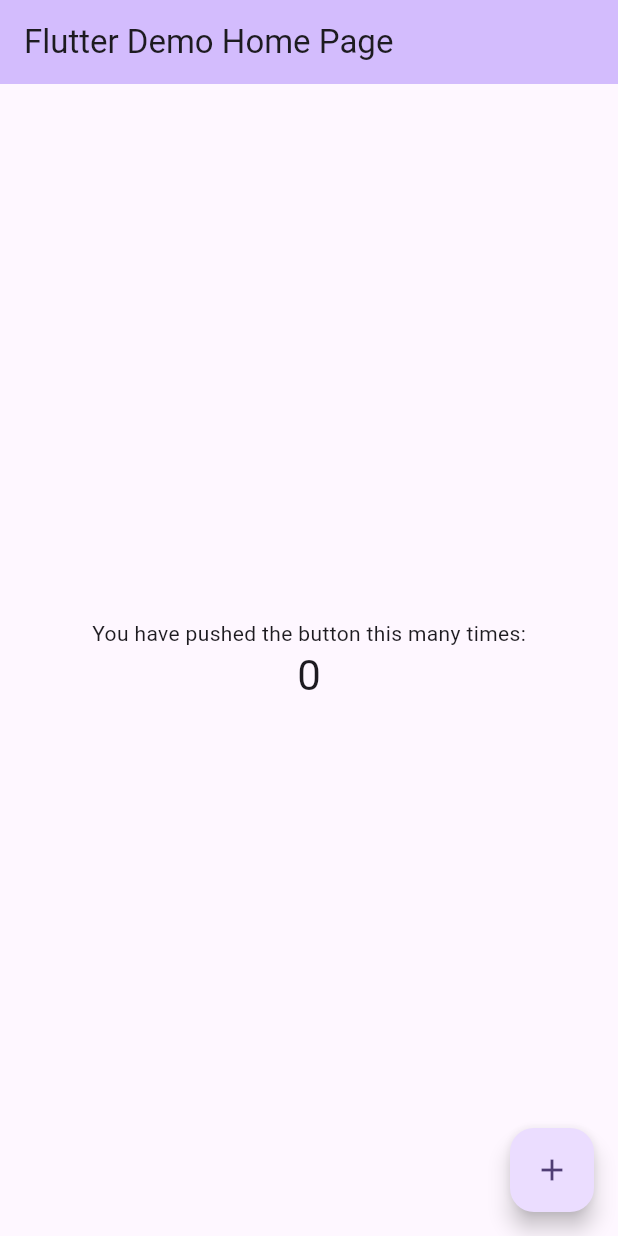
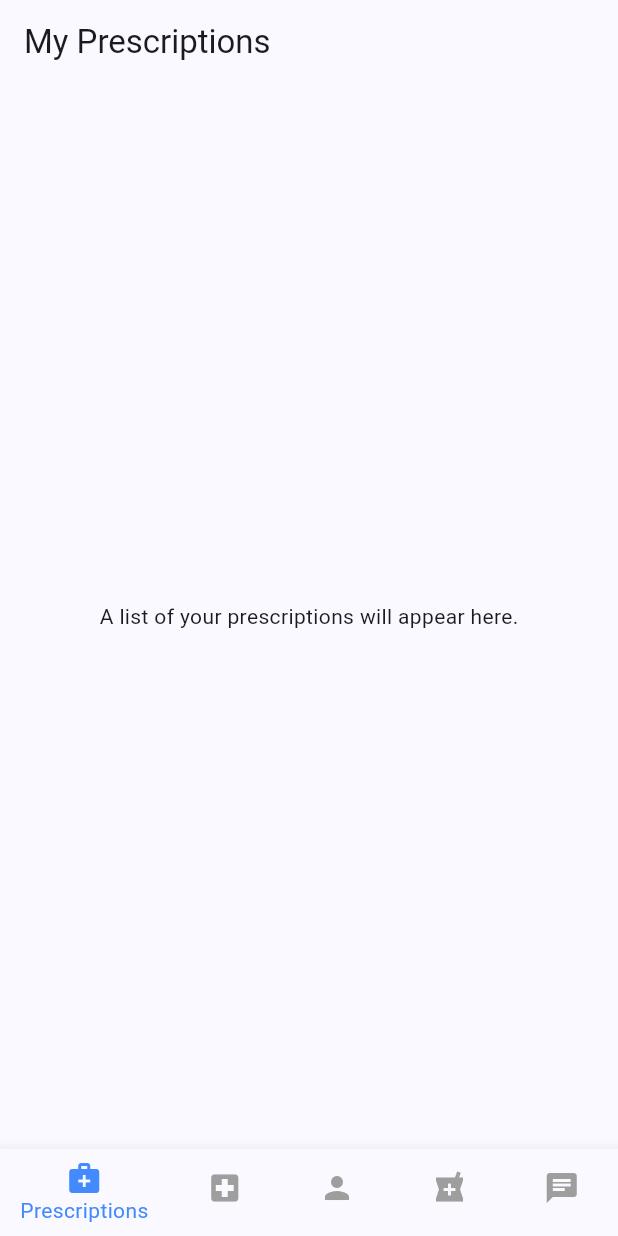
Before and after one commit to could-ai/019ae450-5f92-7607-b99e-f642b3bfbedf, a Flutter app: the screen it shows after launch, on a phone screen of 412 x 824 dp. Run offline on Flutter 3.47's test engine with Material 3 defaults, Android fonts, the phone set to English and light mode, and no system bars.

Commit message:
I have updated the main.dart file to establish the foundation of our medical application. I've replaced the default counter app with a new structure, setting the initial route to a new HomeScreen that I will create next. The theme has been updated to a professional blue color scheme suitable for a medical app. This provides a clean starting point for adding the various features you've requested.; I have created the main HomeScreen for the application. This screen serves as the central navigation hub and features a BottomNavigationBar to switch between the five core sections: Prescriptions, Hospitals, Doctors, Pharmacies, and the AI Chatbot. This structure provides an intuitive user experience and a solid foundation for building out each feature. I will now create the placeholder screens for each of these sections.; This new file creates a dedicated screen for displaying the user's prescriptions. For now, it's a simple placeholder with a title and a message indicating where the prescription list will be. This modular approach allows us to build out the prescription functionality independently without cluttering the main screen.; I've created a new screen to display a list of nearby hospitals. This is currently a placeholder, but it establishes the dedicated UI for the hospital-finding feature. Having a separate screen for this makes the codebase cleaner and easier to manage as we add more complex functionality, like map integration or search capabilities.; This file introduces a new screen for displaying suggested doctors. While it's a placeholder for now, it creates a dedicated space for the doctor-finding feature. This approach keeps the code organized and allows us to focus on building out the doctor-related functionality, such as profiles and appointment booking, in a modular way.; I've added a new screen to show nearby pharmacies. This is a placeholder for now, but it sets up the dedicated UI for the pharmacy locator feature. By creating a separate screen, we can easily expand on this later with features like pharmacy details, hours, and directions, keeping the codebase clean and well-structured.; This new file creates the screen for the AI Chatbot. For now, it's a placeholder, but it establishes the dedicated space where we will build the chat interface. This modular design allows us to develop the chatbot's functionality, including message handling and API integration, without affecting other parts of the app.

```diff
--- a/usr/lib/main.dart
+++ b/usr/lib/main.dart
@@ -1,4 +1,5 @@
 import 'package:flutter/material.dart';
+import 'screens/home_screen.dart';
 
 void main() {
   runApp(const MyApp());
@@ -7,117 +8,20 @@ void main() {
 class MyApp extends StatelessWidget {
   const MyApp({super.key});
 
-  // This widget is the root of your application.
   @override
   Widget build(BuildContext context) {
     return MaterialApp(
-      title: 'Flutter Demo',
+      title: 'Medical App',
       debugShowCheckedModeBanner: false,
       theme: ThemeData(
-        // This is the theme of your application.
-        //
-        // TRY THIS: Try running your application with "flutter run". You'll see
-        // the application has a purple toolbar. Then, without quitting the app,
-        // try changing the seedColor in the colorScheme below to Colors.green
-        // and then invoke "hot reload" (save your changes or press the "hot
-        // reload" button in a Flutter-supported IDE, or press "r" if you used
-        // the command line to start the app).
-        //
-        // Notice that the counter didn't reset back to zero; the application
-        // state is not lost during the reload. To reset the state, use hot
-        // restart instead.
-        //
-        // This works for code too, not just values: Most code changes can be
-        // tested with just a hot reload.
-        colorScheme: ColorScheme.fromSeed(seedColor: Colors.deepPurple),
+        primarySwatch: Colors.blue,
+        visualDensity: VisualDensity.adaptivePlatformDensity,
+        colorScheme: ColorScheme.fromSeed(seedColor: Colors.blueAccent),
       ),
       initialRoute: '/',
       routes: {
-        '/': (context) => const MyHomePage(title: 'Flutter Demo Home Page'),
+        '/': (context) => const HomeScreen(),
       },
     );
   }
 }
-
-class MyHomePage extends StatefulWidget {
-  const MyHomePage({super.key, required this.title});
-
-  // This widget is the home page of your application. It is stateful, meaning
-  // that it has a State object (defined below) that contains fields that affect
-  // how it looks.
-
-  // This class is the configuration for the state. It holds the values (in this
-  // case the title) provided by the parent (in this case the App widget) and
-  // used by the build method of the State. Fields in a Widget subclass are
-  // always marked "final".
-
-  final String title;
-
-  @override
-  State<MyHomePage> createState() => _MyHomePageState();
-}
-
-class _MyHomePageState extends State<MyHomePage> {
-  int _counter = 0;
-
-  void _incrementCounter() {
-    setState(() {
-      // This call to setState tells the Flutter framework that something has
-      // changed in this State, which causes it to rerun the build method below
-      // so that the display can reflect the updated values. If we changed
-      // _counter without calling setState(), then the build method would not be
-      // called again, and so nothing would appear to happen.
-      _counter++;
-    });
-  }
-
-  @override
-  Widget build(BuildContext context) {
-    // This method is rerun every time setState is called, for instance as done
-    // by the _incrementCounter method above.
-    //
-    // The Flutter framework has been optimized to make rerunning build methods
-    // fast, so that you can just rebuild anything that needs updating rather
-    // than having to individually change instances of widgets.
-    return Scaffold(
-      appBar: AppBar(
-        // TRY THIS: Try changing the color here to a specific color (to
-        // Colors.amber, perhaps?) and trigger a hot reload to see the AppBar
-        // change color while the other colors stay the same.
-        backgroundColor: Theme.of(context).colorScheme.inversePrimary,
-        // Here we take the value from the MyHomePage object that was created by
-        // the App.build method, and use it to set our appbar title.
-        title: Text(widget.title),
-      ),
-      body: Center(
-        // Center is a layout widget. It takes a single child and positions it
-        // in the middle of the parent.
-        child: Column(
-          // Column is also a layout widget. It takes a list of children and
-          // arranges them vertically. By default, it sizes itself to fit its
-          // children horizontally, and tries to be as tall as its parent.
-          //
-          // Column has various properties to control how it sizes itself and
-          // how it positions its children. Here we use mainAxisAlignment to
-          // center the children vertically; the main axis here is the vertical
-          // axis because Columns are vertical (the cross axis would be
-          // horizontal).
-          //
-          // TRY THIS: Invoke "debug painting" (choose the "Toggle Debug Paint"
-          // action in the IDE, or press "p" in the console), to see the
-          // wireframe for each widget.
-          mainAxisAlignment: MainAxisAlignment.center,
-          children: <Widget>[
-            const Text('You have pushed the button this many times:'),
-            Text('$_counter', style: Theme.of(context).textTheme.headlineMedium),
-          ],
-        ),
-      ),
-      floatingActionButton: FloatingActionButton(
-        onPressed: _incrementCounter,
-        tooltip: 'Increment',
-        child: const Icon(Icons.add),
-      ), // This trailing comma makes auto-formatting nicer for build methods.
-    );
-  }
-}
--- /dev/null
+++ b/usr/lib/screens/home_screen.dart
@@ -0,0 +1,68 @@
+import 'package:flutter/material.dart';
+import 'package:couldai_user_app/screens/prescriptions_screen.dart';
+import 'package:couldai_user_app/screens/hospitals_screen.dart';
+import 'package:couldai_user_app/screens/doctors_screen.dart';
+import 'package:couldai_user_app/screens/pharmacies_screen.dart';
+import 'package:couldai_user_app/screens/chatbot_screen.dart';
+
+class HomeScreen extends StatefulWidget {
+  const HomeScreen({super.key});
+
+  @override
+  State<HomeScreen> createState() => _HomeScreenState();
+}
+
+class _HomeScreenState extends State<HomeScreen> {
+  int _selectedIndex = 0;
+
+  static const List<Widget> _widgetOptions = <Widget>[
+    PrescriptionsScreen(),
+    HospitalsScreen(),
+    DoctorsScreen(),
+    PharmaciesScreen(),
+    ChatbotScreen(),
+  ];
+
+  void _onItemTapped(int index) {
+    setState(() {
+      _selectedIndex = index;
+    });
+  }
+
+  @override
+  Widget build(BuildContext context) {
+    return Scaffold(
+      body: Center(
+        child: _widgetOptions.elementAt(_selectedIndex),
+      ),
+      bottomNavigationBar: BottomNavigationBar(
+        items: const <BottomNavigationBarItem>[
+          BottomNavigationBarItem(
+            icon: Icon(Icons.medical_services),
+            label: 'Prescriptions',
+          ),
+          BottomNavigationBarItem(
+            icon: Icon(Icons.local_hospital),
+            label: 'Hospitals',
+          ),
+          BottomNavigationBarItem(
+            icon: Icon(Icons.person),
+            label: 'Doctors',
+          ),
+          BottomNavigationBarItem(
+            icon: Icon(Icons.local_pharmacy),
+            label: 'Pharmacies',
+          ),
+          BottomNavigationBarItem(
+            icon: Icon(Icons.chat),
+            label: 'Chatbot',
+          ),
+        ],
+        currentIndex: _selectedIndex,
+        selectedItemColor: Colors.blueAccent,
+        unselectedItemColor: Colors.grey,
+        onTap: _onItemTapped,
+      ),
+    );
+  }
+}
--- /dev/null
+++ b/usr/lib/screens/prescriptions_screen.dart
@@ -0,0 +1,17 @@
+import 'package:flutter/material.dart';
+
+class PrescriptionsScreen extends StatelessWidget {
+  const PrescriptionsScreen({super.key});
+
+  @override
+  Widget build(BuildContext context) {
+    return Scaffold(
+      appBar: AppBar(
+        title: const Text('My Prescriptions'),
+      ),
+      body: const Center(
+        child: Text('A list of your prescriptions will appear here.'),
+      ),
+    );
+  }
+}
```
Also changed, not shown: usr/lib/screens/chatbot_screen.dart (added, +17 -0 lines), usr/lib/screens/doctors_screen.dart (added, +17 -0 lines), usr/lib/screens/hospitals_screen.dart (added, +17 -0 lines), usr/lib/screens/pharmacies_screen.dart (added, +17 -0 lines).
